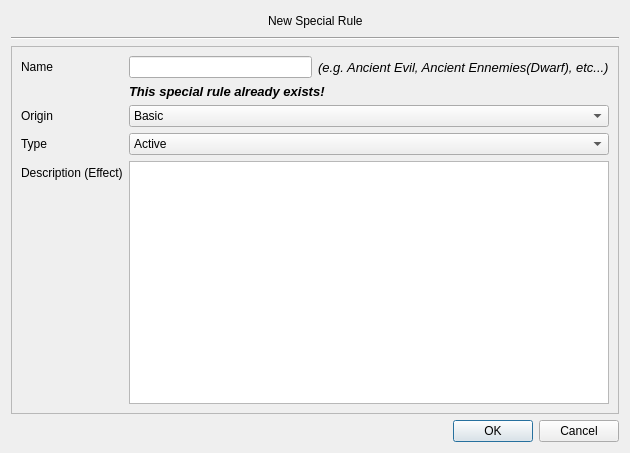
The window that databaseHelperGui/ressources/specialRuleForm.ui (WeiPhil/LotrArmyCompanion) describes before a commit, drawn with Qt 5.
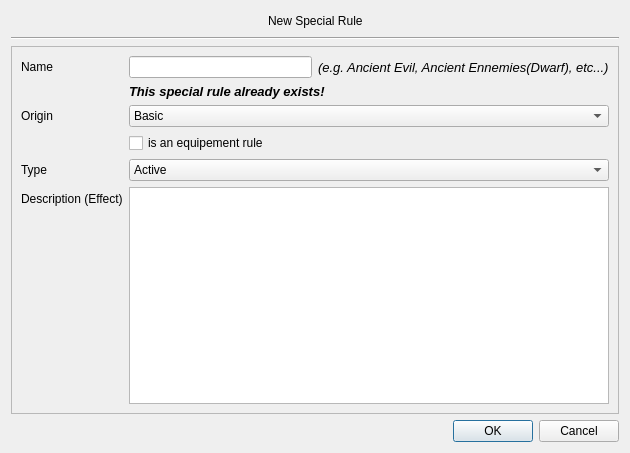
The same window after the commit.

Commit message: Small fixes and improvements, can correctly buy optional equipements

What changed in the file:
```diff
--- a/databaseHelperGui/ressources/specialRuleForm.ui
+++ b/databaseHelperGui/ressources/specialRuleForm.ui
@@ -120,14 +120,14 @@
          </item>
         </layout>
        </item>
-       <item row="3" column="0">
+       <item row="4" column="0">
         <widget class="QLabel" name="pointsLabel">
          <property name="text">
           <string>Type</string>
          </property>
         </widget>
        </item>
-       <item row="3" column="1">
+       <item row="4" column="1">
         <layout class="QHBoxLayout" name="horizontalLayout_2">
          <item>
           <widget class="QComboBox" name="typeComboBox">
@@ -161,14 +161,14 @@
          </item>
         </layout>
        </item>
-       <item row="6" column="0">
+       <item row="7" column="0">
         <widget class="QLabel" name="descriptionLabel">
          <property name="text">
           <string>Description (Effect)</string>
          </property>
         </widget>
        </item>
-       <item row="6" column="1">
+       <item row="7" column="1">
         <widget class="QPlainTextEdit" name="description"/>
        </item>
        <item row="1" column="1">
@@ -205,11 +205,13 @@
            <string>Companies</string>
           </property>
          </item>
-         <item>
-          <property name="text">
-           <string>Equipement</string>
-          </property>
-         </item>
+        </widget>
+       </item>
+       <item row="3" column="1">
+        <widget class="QCheckBox" name="isWeaponRule">
+         <property name="text">
+          <string>is an equipement rule</string>
+         </property>
         </widget>
        </item>
       </layout>
```
The commit also changes 45 other files.
